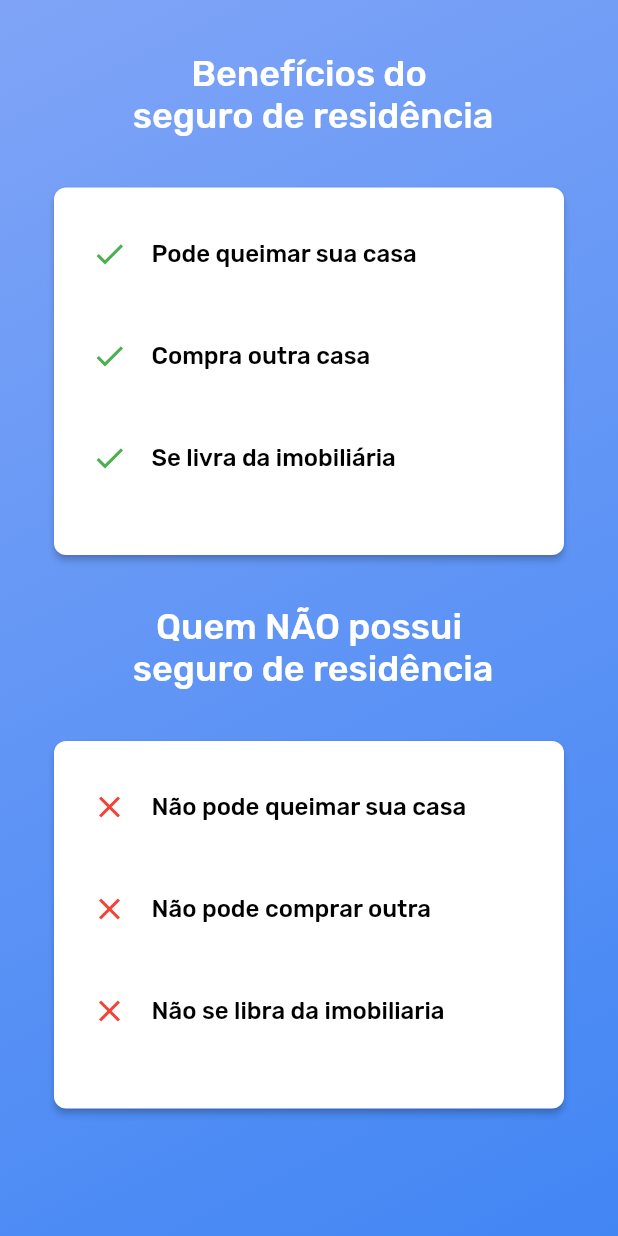
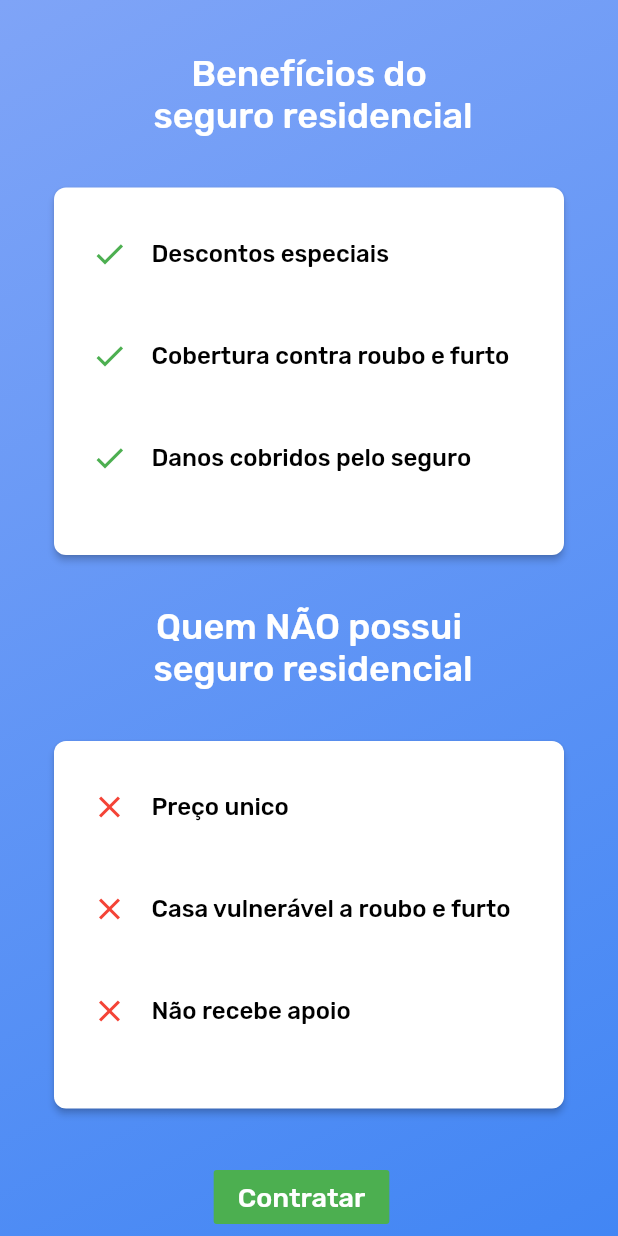
Before and after one commit to gutovesco/hackagr1d-mobile, a Flutter app: the InformationPage screen opened directly, on a phone screen of 412 x 824 dp. Run offline on Flutter 3.47's test engine with Material 2 defaults, Android fonts, the phone set to English and light mode, and no system bars; our stand-ins replace curved_navigation_bar, flutter_screenutil, font_awesome_flutter, google_fonts, rflutter_alert.

```diff
--- a/lib/src/screens/home/components/information.dart
+++ b/lib/src/screens/home/components/information.dart
@@ -2,6 +2,8 @@
 import 'package:flutter/material.dart';
 import 'package:flutter/services.dart';
 import 'package:font_awesome_flutter/font_awesome_flutter.dart';
+
+Color palleteLightBlue = Color(0xff4286F4);
 
 class InformationPage extends StatefulWidget {
   InformationPage({Key key}) : super(key: key);
@@ -72,7 +74,7 @@ class _InformationPageState extends State<InformationPage>
                     padding: EdgeInsets.only(top: 35.0),
                   ),
                   Center(
-                    child: Text('Benefícios do \n seguro de residência',
+                    child: Text('Benefícios do \n seguro residencial',
                     textAlign: TextAlign.center,
                     style: TextStyle(
                       fontFamily: 'Rubik',
@@ -188,7 +190,7 @@ class _InformationPageState extends State<InformationPage>
                               Icons.check,
                               color: Colors.green,
                             ),
-                            hintText: "Pode queimar sua casa",
+                            hintText: "Descontos especiais",
                             hintStyle: TextStyle(
                                 fontFamily: "Rubik", fontSize: 16.0, color: Colors.black),
                           ),
@@ -209,7 +211,7 @@ class _InformationPageState extends State<InformationPage>
                               Icons.check,
                               color: Colors.green,
                             ),
-                            hintText: "Compra outra casa",
+                            hintText: "Cobertura contra roubo e furto",
                             hintStyle: TextStyle(
                                 fontFamily: "Rubik", fontSize: 16.0, color: Colors.black),
                           ),
@@ -230,7 +232,7 @@ class _InformationPageState extends State<InformationPage>
                               Icons.check,
                               color: Colors.green,
                             ),
-                            hintText: "Se livra da imobiliária",
+                            hintText: "Danos cobridos pelo seguro",
                             hintStyle: TextStyle(
                                 fontFamily: "Rubik", fontSize: 16.0, color: Colors.black),
                           ),
@@ -244,7 +246,7 @@ class _InformationPageState extends State<InformationPage>
           ),
                   SizedBox(height: 30),
                   Center(
-                  child: Text('Quem NÃO possui \n seguro de residência',
+                  child: Text('Quem NÃO possui \n seguro residencial',
                   textAlign: TextAlign.center,
                   style: TextStyle(
                     fontFamily: 'Rubik',
@@ -285,7 +287,7 @@ class _InformationPageState extends State<InformationPage>
                               Icons.close,
                               color: Colors.red,
                             ),
-                            hintText: "Não pode queimar sua casa",
+                            hintText: "Preço unico",
                             hintStyle: TextStyle(
                                 fontFamily: "Rubik", fontSize: 16.0, color: Colors.black),
                           ),
@@ -306,7 +308,7 @@ class _InformationPageState extends State<InformationPage>
                               Icons.close,
                               color: Colors.red,
                             ),
-                            hintText: "Não pode comprar outra",
+                            hintText: "Casa vulnerável a roubo e furto",
                             hintStyle: TextStyle(
                                 fontFamily: "Rubik", fontSize: 16.0, color: Colors.black),
                           ),
@@ -327,7 +329,7 @@ class _InformationPageState extends State<InformationPage>
                               Icons.close,
                               color: Colors.red,
                             ),
-                            hintText: "Não se libra da imobiliaria",
+                            hintText: "Não recebe apoio",
                             hintStyle: TextStyle(
                                 fontFamily: "Rubik", fontSize: 16.0, color: Colors.black),
                           ),
@@ -339,6 +341,28 @@ class _InformationPageState extends State<InformationPage>
               ),
             ],
           ),
+          SizedBox(height: 30),
+          Container(
+            height: 50,
+            width: 300,
+                            child: Center(
+                          child: Padding(
+                           padding: EdgeInsets.fromLTRB(0, 0, 10, 0 ),
+                          child:
+                          FlatButton(
+                          color: Colors.green,
+                          onPressed: () {},
+                          child: Text(
+                            'Contratar',
+                            textAlign: TextAlign.center,
+                            style: TextStyle(color: Colors.white, fontFamily: 'Rubik', fontSize: 18),
+                            )
+                          )
+                          )
+
+                            )
+                          ),
+                          SizedBox(height: 40),
         ]
       ),
       ),
--- a/lib/src/screens/home/components/profile.dart
+++ b/lib/src/screens/home/components/profile.dart
@@ -152,7 +152,7 @@ class MapScreenState extends State<ProfilePage>
                               new Flexible(
                                 child: new TextField(
                                   decoration: const InputDecoration(
-                                    hintText: "João Silva",
+                                    hintText: "Caio Silva",
                                   ),
                                   enabled: !_status,
                                   autofocus: !_status,
@@ -190,7 +190,7 @@ class MapScreenState extends State<ProfilePage>
                               new Flexible(
                                 child: new TextField(
                                   decoration: const InputDecoration(
-                                      hintText: "joao.silva.grid@gmail.com"),
+                                      hintText: "Caio.silva.grid@gmail.com"),
                                   enabled: !_status,
                                 ),
                               ),
```
